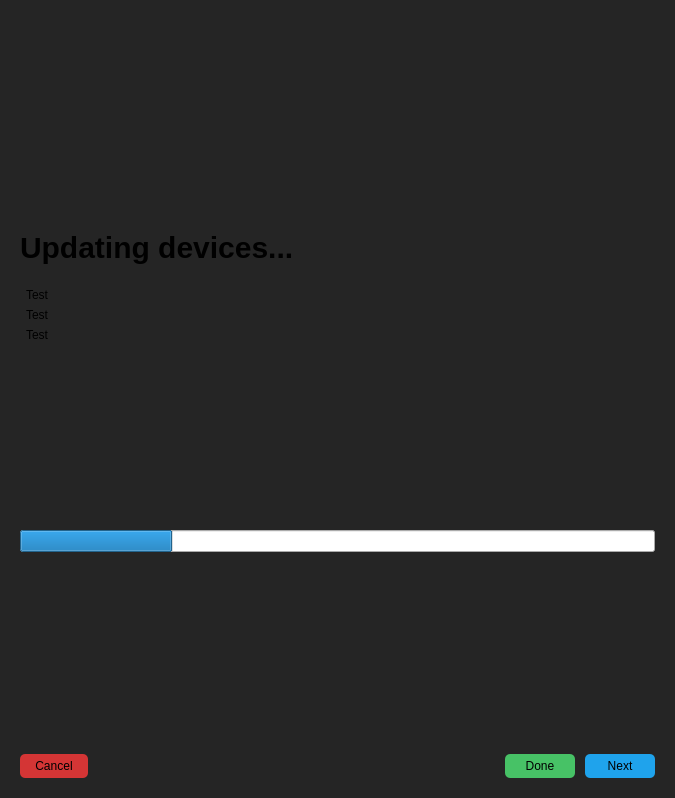
Qt form src/gui/wizards/updatedevicedialog.ui (tom-23/TasmoManager) before a commit.
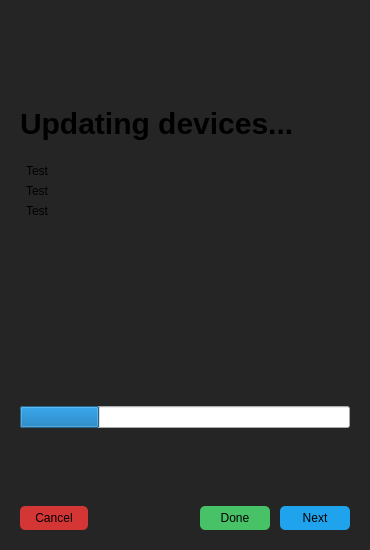
The same form after that commit. Icons and pictures are not drawn.

The edit to the form file:
```diff
--- a/src/gui/wizards/updatedevicedialog.ui
+++ b/src/gui/wizards/updatedevicedialog.ui
@@ -6,16 +6,28 @@
    <rect>
     <x>0</x>
     <y>0</y>
-    <width>675</width>
-    <height>798</height>
+    <width>370</width>
+    <height>550</height>
    </rect>
   </property>
   <property name="sizePolicy">
-   <sizepolicy hsizetype="Fixed" vsizetype="Fixed">
+   <sizepolicy hsizetype="Preferred" vsizetype="Preferred">
     <horstretch>0</horstretch>
     <verstretch>0</verstretch>
    </sizepolicy>
   </property>
+  <property name="minimumSize">
+   <size>
+    <width>370</width>
+    <height>550</height>
+   </size>
+  </property>
+  <property name="maximumSize">
+   <size>
+    <width>370</width>
+    <height>600</height>
+   </size>
+  </property>
   <property name="windowTitle">
    <string>Update Devices</string>
   </property>
```
